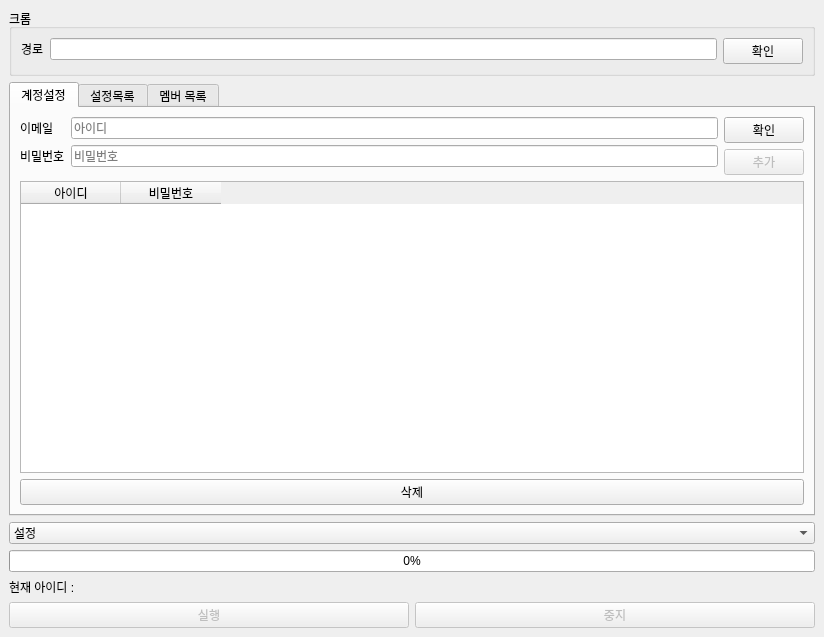
Above: ui/create_chat_macro_v2.ui from Woochang4862/BANDCreateChatMacro before the change. Below: the same form after it.
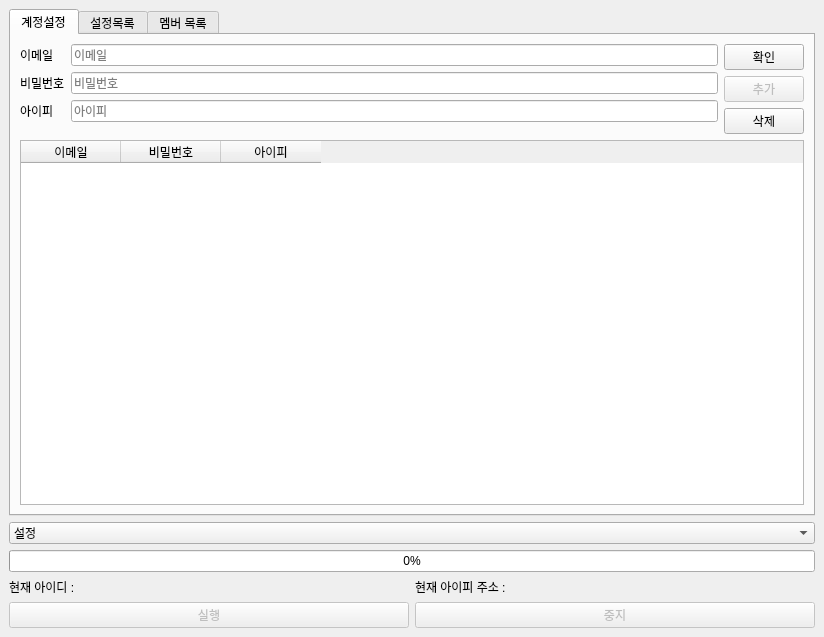
That is the form after the change.

What changed in the file:
```diff
--- a/ui/create_chat_macro_v2.ui
+++ b/ui/create_chat_macro_v2.ui
@@ -18,39 +18,6 @@
     <bool>false</bool>
    </property>
    <layout class="QVBoxLayout" name="verticalLayout">
-    <item>
-     <widget class="QGroupBox" name="chrome_group">
-      <property name="title">
-       <string>크롬</string>
-      </property>
-      <layout class="QHBoxLayout" name="horizontalLayout_3">
-       <item>
-        <layout class="QFormLayout" name="formLayout">
-         <item row="0" column="0">
-          <widget class="QLabel" name="chrome_label">
-           <property name="text">
-            <string>경로</string>
-           </property>
-           <property name="buddy">
-            <cstring>chrome_edit</cstring>
-           </property>
-          </widget>
-         </item>
-         <item row="0" column="1">
-          <widget class="QLineEdit" name="chrome_edit"/>
-         </item>
-        </layout>
-       </item>
-       <item>
-        <widget class="QPushButton" name="validation_chrome_btn">
-         <property name="text">
-          <string>확인</string>
-         </property>
-        </widget>
-       </item>
-      </layout>
-     </widget>
-    </item>
     <item>
      <widget class="QTabWidget" name="tabWidget">
       <property name="enabled">
@@ -105,7 +72,7 @@
               <item row="0" column="1">
                <widget class="QLineEdit" name="id_edit">
                 <property name="placeholderText">
-                 <string>아이디</string>
+                 <string>이메일</string>
                 </property>
                </widget>
               </item>
@@ -119,6 +86,23 @@
                 </property>
                </widget>
               </item>
+              <item row="2" column="0">
+               <widget class="QLabel" name="label_ip">
+                <property name="text">
+                 <string>아이피</string>
+                </property>
+                <property name="buddy">
+                 <cstring>ip_edit</cstring>
+                </property>
+               </widget>
+              </item>
+              <item row="2" column="1">
+               <widget class="QLineEdit" name="ip_edit">
+                <property name="placeholderText">
+                 <string>아이피</string>
+                </property>
+               </widget>
+              </item>
              </layout>
             </item>
             <item>
@@ -143,6 +127,13 @@
                 </property>
                </widget>
               </item>
+              <item>
+               <widget class="QPushButton" name="account_delete_btn">
+                <property name="text">
+                 <string>삭제</string>
+                </property>
+               </widget>
+              </item>
              </layout>
             </item>
            </layout>
@@ -156,7 +147,7 @@
           </property>
           <column>
            <property name="text">
-            <string>아이디</string>
+            <string>이메일</string>
            </property>
           </column>
           <column>
@@ -164,13 +155,11 @@
             <string>비밀번호</string>
            </property>
           </column>
-         </widget>
-        </item>
-        <item>
-         <widget class="QPushButton" name="account_delete_btn">
-          <property name="text">
-           <string>삭제</string>
-          </property>
+          <column>
+           <property name="text">
+            <string>아이피</string>
+           </property>
+          </column>
          </widget>
         </item>
        </layout>
@@ -310,11 +299,22 @@
          </layout>
         </item>
         <item>
-         <widget class="QPushButton" name="add_chat_setting_btn">
-          <property name="text">
-           <string>추가</string>
-          </property>
-         </widget>
+         <layout class="QHBoxLayout" name="horizontalLayout_3">
+          <item>
+           <widget class="QPushButton" name="add_chat_setting_btn">
+            <property name="text">
+             <string>추가</string>
+            </property>
+           </widget>
+          </item>
+          <item>
+           <widget class="QPushButton" name="chat_setting_delete_btn">
+            <property name="text">
+             <string>삭제</string>
+            </property>
+           </widget>
+          </item>
+         </layout>
         </item>
         <item>
          <widget class="QTableWidget" name="chat_setting_table">
@@ -430,11 +430,22 @@
        </widget>
       </item>
       <item>
-       <widget class="QLabel" name="current_id_label">
-        <property name="text">
-         <string>현재 아이디 : </string>
-        </property>
-       </widget>
+       <layout class="QHBoxLayout" name="horizontalLayout_4">
+        <item>
+         <widget class="QLabel" name="current_id_label">
+          <property name="text">
+           <string>현재 아이디 : </string>
+          </property>
+         </widget>
+        </item>
+        <item>
+         <widget class="QLabel" name="current_ip_label">
+          <property name="text">
+           <string>현재 아이피 주소 : </string>
+          </property>
+         </widget>
+        </item>
+       </layout>
       </item>
       <item>
        <layout class="QHBoxLayout" name="horizontalLayout_2">
```
Left out of the diff: 56 changed lines with no effect on the pictures.
